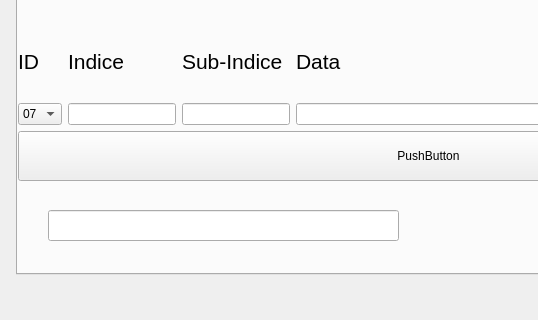
This is mainwindow.ui in WenceslaoFB/QT_CAN_MOTOR as Qt 5 draws it before an edit; both pictures show x 0 to 538 and y 115 to 435 of the 853 by 435 pixel window. The edited form follows.
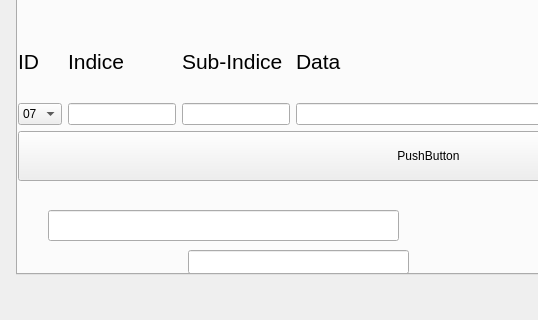
This is the edited form.

Diff of the .ui file:
```diff
--- a/mainwindow.ui
+++ b/mainwindow.ui
@@ -686,6 +686,16 @@
        </rect>
       </property>
      </widget>
+     <widget class="QLineEdit" name="line2">
+      <property name="geometry">
+       <rect>
+        <x>170</x>
+        <y>330</y>
+        <width>221</width>
+        <height>24</height>
+       </rect>
+      </property>
+     </widget>
     </widget>
    </widget>
   </widget>
```
